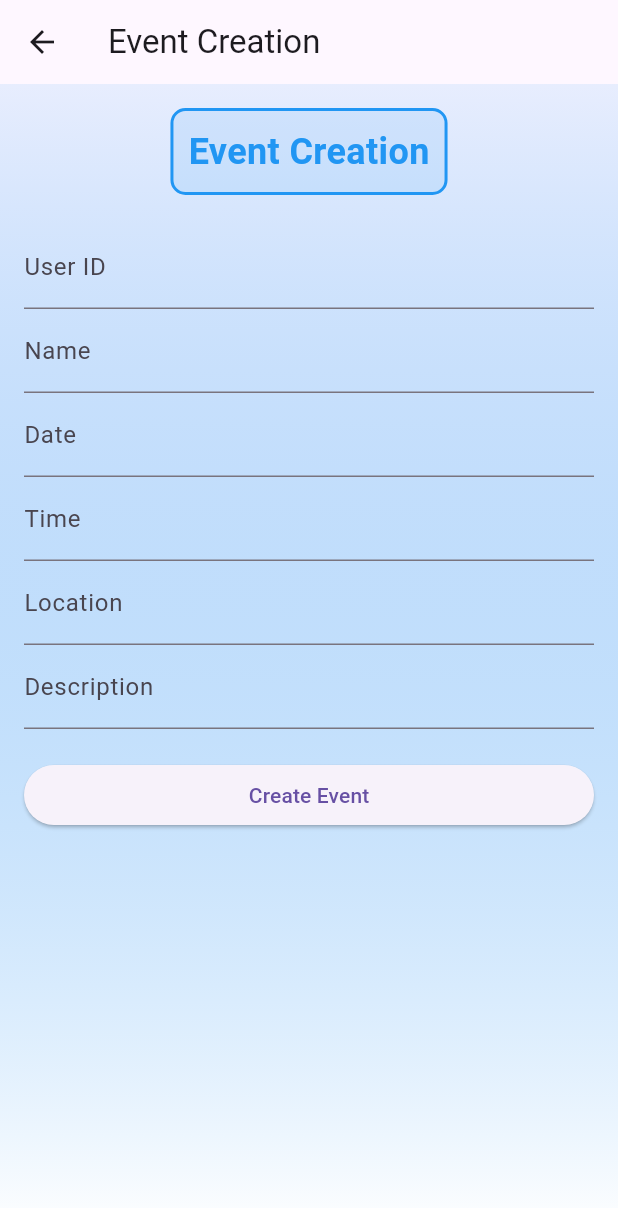
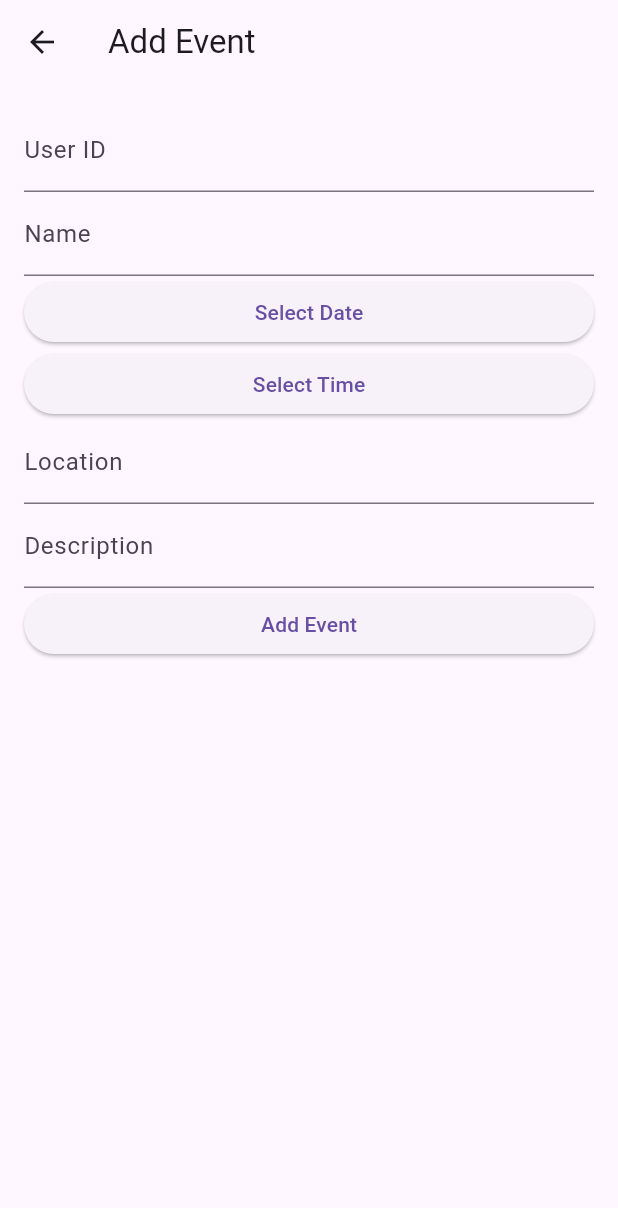
Before and after one commit to tommclark/EventApp, a Flutter app: the HomeScreen screen opened directly, in the side drawer, after a tap on "Create Events", on a phone screen of 412 x 824 dp. Shown: the top 1208 px of the screen. Run offline on Flutter 3.47's test engine with Material 3 defaults, Android fonts, the phone set to English and light mode, and no system bars; our stand-ins replace hive, hive_flutter; accounts and stored records are empty.

Commit message:
made box close after saving event, added show contents of box button, will add search/filter

```diff
--- /dev/null
+++ b/lib/create.dart
@@ -0,0 +1,33 @@
+import 'package:hive/hive.dart';
+import 'package:flutter/material.dart';
+
+part 'create.g.dart'; // Generated file
+@HiveType(typeId: 0)
+class Event extends HiveObject {
+  @HiveField(0)
+  final String userID;
+
+  @HiveField(1)
+  final String name;
+
+  @HiveField(2)
+  final DateTime date;
+
+  @HiveField(3)
+  final TimeOfDay time;
+
+  @HiveField(4)
+  final String location;
+
+  @HiveField(5)
+  final String description;
+
+  Event({
+    required this.userID,
+    required this.name,
+    required this.date,
+    required this.time,
+    required this.location,
+    required this.description,
+  });
+}
--- a/lib/create_page_dart.dart
+++ b/lib/create_page_dart.dart
@@ -1,84 +1,37 @@
 import 'package:flutter/material.dart';
-//import 'package:google_maps_flutter/google_maps_flutter.dart';
-import 'package:flutter/services.dart';
+import 'package:hive/hive.dart';
+import 'create.dart';
 
-class CreateEventPage extends StatefulWidget {
+class EventForm extends StatefulWidget {
   @override
-  _CreateEventPageState createState() => _CreateEventPageState();
+  _EventFormState createState() => _EventFormState();
 }
 
-class _CreateEventPageState extends State<CreateEventPage> {
-  final GlobalKey<FormState> _formKey = GlobalKey<FormState>();
+class _EventFormState extends State<EventForm> {
   final TextEditingController _userIDController = TextEditingController();
   final TextEditingController _nameController = TextEditingController();
-  final TextEditingController _dateController = TextEditingController();
-  final TextEditingController _timeController = TextEditingController();
   final TextEditingController _locationController = TextEditingController();
   final TextEditingController _descriptionController = TextEditingController();
-  TextEditingController _streetNameController = TextEditingController();
-  TextEditingController _streetNumberController = TextEditingController();
-  TextEditingController _postalCodeController = TextEditingController();
-  TextEditingController _additionalDetailsController = TextEditingController();
-  @override
-  Widget build(BuildContext context) {
-    return Scaffold(
-      appBar: AppBar(
-        title: Text('Event Creation'),
-      ),
-      body: Container(
-        decoration: BoxDecoration(
-          gradient: LinearGradient(
-            begin: Alignment.topCenter,
-            end: Alignment.bottomCenter,
-            colors: [Colors.blue.withOpacity(0.1), Colors.white],
-          ),
-        ),
-        child: Padding(
-          padding: EdgeInsets.all(16.0),
-          child: Form(
-            key: _formKey,
-            child: ListView(
-              children: [
-                Center(
-                  child: Container(
-                    padding: EdgeInsets.all(10),
-                    decoration: BoxDecoration(
-                      border: Border.all(
-                        color: Colors.blue,
-                        width: 2.0,
-                      ),
-                      borderRadius: BorderRadius.circular(10),
-                      color: Colors.blue.withOpacity(0.1),
-                    ),
-                    child: Text(
-                      'Event Creation',
-                      style: TextStyle(
-                        fontSize: 24,
-                        fontWeight: FontWeight.bold,
-                        color: Colors.blue,
-                      ),
-                    ),
-                  ),
-                ),
-                SizedBox(height: 20),
-                TextFormField(
-                  controller: _userIDController,
-                  decoration: InputDecoration(
-                    labelText: 'User ID',
-                    hintText: 'Enter your User ID',
-                  ),
-                ),
-                TextFormField(
-                  controller: _nameController,
-                  decoration: InputDecoration(
-                    labelText: 'Name',
-                    hintText: 'Enter the Event Name',
-                  ),
-                ),
-                TextFormField(
-                  controller: _dateController,
-                  readOnly: true,
-                  onTap: () async {
+
+  final TextEditingController _streetNameController = TextEditingController();
+  final TextEditingController _streetNumberController = TextEditingController();
+  final TextEditingController _postalCodeController = TextEditingController();
+  final TextEditingController _additionalDetailsController = TextEditingController();
+  DateTime? _selectedDate;
+  TimeOfDay? _selectedTime;
+
+  void _saveEvent(Event event) async {
+    final box = await Hive.openBox<Event>('events');
+    await box.add(event);
+    print('Contents of Hive box "events":');
+    for (var i = 0; i < box.length; i++) {
+      print('Key: ${box.keyAt(i)}, Value: ${box.getAt(i)}');
+    }
+    await box.close();
+    print('Box closed');
+  }
+
+  Future<void> _selectDate(BuildContext context) async {
     final DateTime? pickedDate = await showDatePicker(
       context: context,
       initialDate: DateTime.now(),
@@ -93,19 +46,12 @@ class _CreateEventPageState extends State<CreateEventPage> {
 
     if (pickedDate != null) {
       setState(() {
-                        _dateController.text = pickedDate.toString().substring(0, 10);
+        _selectedDate = pickedDate;
       });
     }
-                  },
-                  decoration: InputDecoration(
-                    labelText: 'Date',
-                    hintText: 'The Date that will take place for this event',
-                  ),
-                ),
-                TextFormField(
-                  controller: _timeController,
-                  readOnly: true,
-                  onTap: () async {
+  }
+
+  Future<void> _selectTime(BuildContext context) async {
     final TimeOfDay? pickedTime = await showTimePicker(
       context: context,
       initialTime: TimeOfDay.now(),
@@ -113,15 +59,77 @@ class _CreateEventPageState extends State<CreateEventPage> {
 
     if (pickedTime != null) {
       setState(() {
-                        _timeController.text = pickedTime.format(context);
+        _selectedTime = pickedTime;
       });
     }
-                  },
-                  decoration: InputDecoration(
-                    labelText: 'Time',
-                    hintText: 'Enter the Starting Time',
+  }
+
+  void _submitForm() {
+    final event = Event(
+      userID: _userIDController.text,
+      name: _nameController.text,
+      date: _selectedDate ?? DateTime.now(),
+      time: _selectedTime ?? TimeOfDay.now(),
+      location: _locationController.text,
+      description: _descriptionController.text,
+    );
+
+    _saveEvent(event);
+
+    // Clear the text controllers after saving the event
+    _userIDController.clear();
+    _nameController.clear();
+    _locationController.clear();
+    _descriptionController.clear();
+
+    // Reset selected date and time
+    setState(() {
+      _selectedDate = null;
+      _selectedTime = null;
+    });
+  }
+
+
+  @override
+  Widget build(BuildContext context) {
+    return Scaffold(
+      appBar: AppBar(
+        title: Text('Add Event'),
       ),
+      body: Padding(
+        padding: const EdgeInsets.all(16.0),
+        child: SingleChildScrollView(
+          child: Column(
+            crossAxisAlignment: CrossAxisAlignment.stretch,
+            children: [
+              TextFormField(
+                controller: _userIDController,
+                decoration: InputDecoration(labelText: 'User ID'),
               ),
+              TextFormField(
+                controller: _nameController,
+                decoration: InputDecoration(labelText: 'Name'),
+              ),
+              ElevatedButton(
+                onPressed: () => _selectDate(context),
+                child: Text('Select Date'),
+              ),
+              _selectedDate != null
+                  ? Text(
+                'Selected Date: ${_selectedDate!.toString()}',
+                style: TextStyle(fontSize: 16),
+              )
+                  : SizedBox(), // Show selected date if available
+              ElevatedButton(
+                onPressed: () => _selectTime(context),
+                child: Text('Select Time'),
+              ),
+              _selectedTime != null
+                  ? Text(
+                'Selected Time: ${_selectedTime!.format(context)}',
+                style: TextStyle(fontSize: 16),
+              )
+                  : SizedBox(), // Show selected time if available
               TextFormField(
                 controller: _locationController,
                 readOnly: true,
@@ -134,44 +142,22 @@ class _CreateEventPageState extends State<CreateEventPage> {
                   hintText: 'Select the Location for this event',
                 ),
               ),
-                /*TextFormField(
-                  controller: _locationController,
-                  /*readOnly: true,
-                  onTap: () {
-                    Navigator.push(
-                      context,
-                      MaterialPageRoute(
-                        builder: (context) => MapScreen(locationController: _locationController),
-                      ),
-                    );
-                  },*/
-                  decoration: InputDecoration(
-                    labelText: 'Location',
-                    hintText: 'Select the Location for this event',
-                  ),
-                ),*/
               TextFormField(
                 controller: _descriptionController,
-                  decoration: InputDecoration(
-                    labelText: 'Description',
-                    hintText: 'Say more about this Event in-details..',
+                decoration: InputDecoration(labelText: 'Description'),
               ),
-                ),
-                SizedBox(height: 20),
               ElevatedButton(
-                  onPressed: () {
-                    // Placeholder for button functionality
-                  },
-                  child: Text('Create Event'),
+                onPressed: _submitForm,
+                child: Text('Add Event'),
               ),
             ],
-            ),
           ),
         ),
       ),
     );
   }
 }
+
   void _showLocationDialog(BuildContext context, TextEditingController streetNameController,
       TextEditingController streetNumberController, TextEditingController postalCodeController,
       TextEditingController additionalDetailsController, TextEditingController locationController) {
@@ -243,6 +229,7 @@ void _showLocationDialog(BuildContext context, TextEditingController streetNameC
 
 
 
+
 /* class MapScreen extends StatefulWidget {
   final TextEditingController locationController;
 
--- a/lib/home.dart
+++ b/lib/home.dart
@@ -58,7 +58,7 @@ class _HomeScreenState extends State<HomeScreen> {
               title: Text('Create Events'),
               onTap: () {
                 Navigator.push(context, MaterialPageRoute(
-                    builder: (context) => CreateEventPage()));
+                    builder: (context) => EventForm()));
               },
             ),
             ListTile(
```
Also changed, not shown: lib/main.dart (+12 -1 lines), lib/searchpage.dart (+51 -0 lines), lib/time_date_for_create.dart (added, +22 -0 lines), pubspec.yaml (+7 -2 lines), lib/create.g.dart (added), pubspec.lock. Lines whose indentation alone changed are shown as unchanged.
